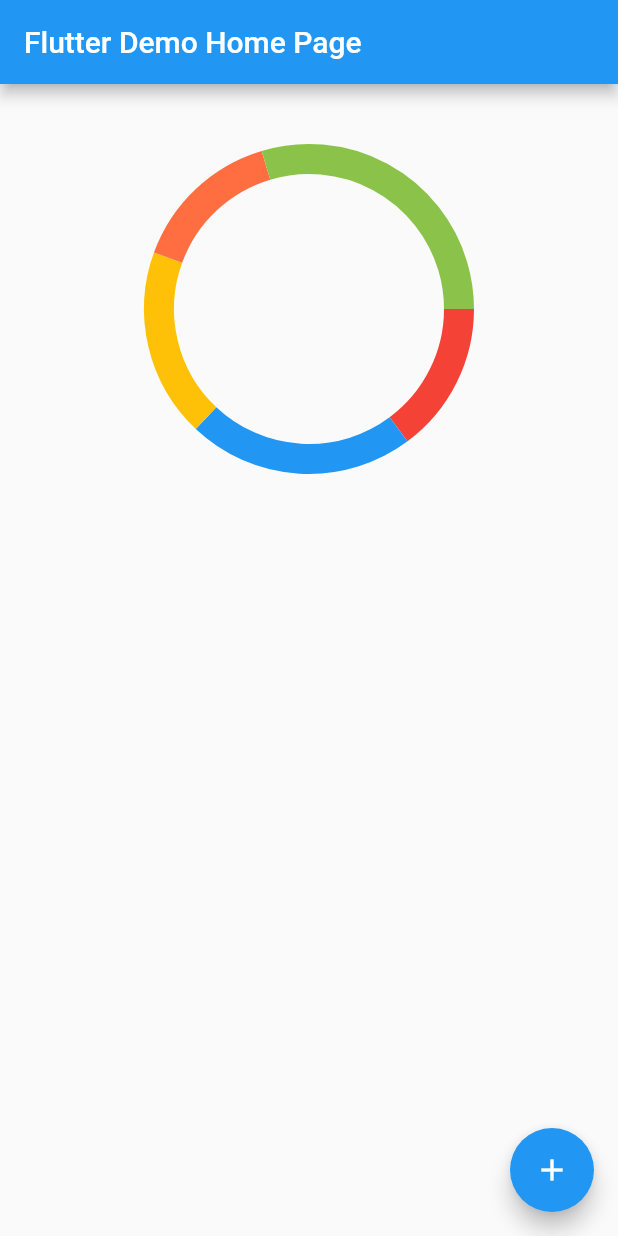
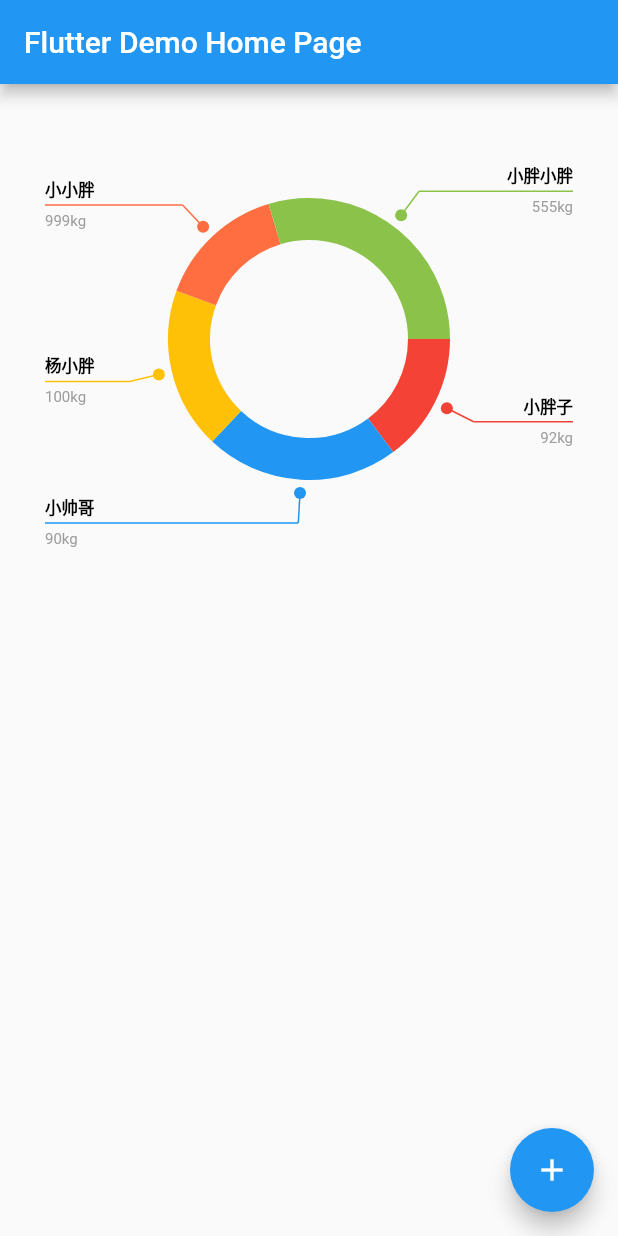
Before and after one commit to old-traveler/flutter_dsic, a Flutter app: the screen it shows after launch, after a tap on the "add" icon, on a phone screen of 412 x 824 dp. Run offline on Flutter 3.47's test engine with Material 2 defaults, Android fonts, the phone set to English and light mode, and no system bars.

Commit message:
support animation

```diff
--- a/example/lib/main.dart
+++ b/example/lib/main.dart
@@ -34,16 +34,38 @@ class _MyHomePageState extends State<MyHomePage> {
       appBar: AppBar(title: Text(widget.title)),
       body: Container(
           child: Disc(
-        items: [
-          DiscItem(value: 20, color: Colors.red),
-          DiscItem(value: 30, color: Colors.blue),
-          DiscItem(value: 25, color: Colors.amber),
-          DiscItem(value: 20, color: Colors.deepOrangeAccent),
-          DiscItem(value: 40, color: Colors.lightGreen),
-        ],
-        duration: Duration(milliseconds: 1000),
-        radius: 100,
-      )),
+            padding: EdgeInsets.symmetric(vertical: 50,horizontal: 20),
+            items: [
+              DiscItem(
+                  value: 20,
+                  color: Colors.red,
+                  topText: '小胖子',
+                  bottomText: '92kg'),
+              DiscItem(
+                  value: 30,
+                  color: Colors.blue,
+                  topText: '小帅哥',
+                  bottomText: '90kg'),
+              DiscItem(
+                  value: 25,
+                  color: Colors.amber,
+                  topText: '杨小胖',
+                  bottomText: '100kg'),
+              DiscItem(
+                  value: 20,
+                  color: Colors.deepOrangeAccent,
+                  topText: '小小胖',
+                  bottomText: '999kg'),
+              DiscItem(
+                  value: 40,
+                  color: Colors.lightGreen,
+                  topText: '小胖小胖',
+                  bottomText: '555kg'),
+            ],
+            duration: Duration(milliseconds: 2000),
+            radius: 80,
+            strokeWidth: 28,
+          )),
       floatingActionButton: FloatingActionButton(
         onPressed: () {},
         tooltip: 'Increment',
--- a/lib/dsic.dart
+++ b/lib/dsic.dart
@@ -70,43 +70,111 @@ class _DiscPaint extends CustomPainter {
   final double radius;
   final double value;
   final double strokeWidth;
+  TextStyle topTextStyle;
+  TextStyle bottomTextStyle;
   Paint mPaint;
+  TextPainter topTextPainter;
+  TextPainter bottomTextPainter;
 
   _DiscPaint({
     this.items,
     this.radius,
     this.value,
     this.strokeWidth,
+    this.topTextStyle,
+    this.bottomTextStyle,
   }) : assert(value >= 0.0 && value <= 1.0) {
     mPaint = Paint()
       ..strokeCap = StrokeCap.butt
       ..style = PaintingStyle.stroke
       ..isAntiAlias = true
       ..strokeWidth = strokeWidth;
+    topTextPainter =
+        TextPainter(textAlign: TextAlign.end, textDirection: TextDirection.rtl);
+    bottomTextPainter =
+        TextPainter(textAlign: TextAlign.end, textDirection: TextDirection.rtl);
+    double alpha = ((max((value - 0.85), 0) / 0.15) * 255);
+    Color topColor = Color.fromARGB(
+        alpha.toInt(), Colors.black.red, Colors.black.green, Colors.black.blue);
+    Color bottomColor = Color.fromARGB(
+        alpha.toInt(), Colors.grey.red, Colors.grey.green, Colors.grey.blue);
+    topTextStyle ??=
+        TextStyle(fontSize: 11, color: topColor, fontWeight: FontWeight.w600);
+    bottomTextStyle ??= TextStyle(fontSize: 10, color: bottomColor);
   }
 
   @override
   void paint(Canvas canvas, Size size) {
-    print('$value');
-    Rect rect =
-        Offset(size.width / 2 - radius, radius / 2) & Size.fromRadius(radius);
+    canvas.translate(size.width / 2, size.height / 2);
+    Rect rect = Offset(-radius, -radius) & Size.fromRadius(radius);
     double total = 0;
     items.forEach((item) => total += item.value);
-    double totalAngle = value * 2 * pi;
+    double totalAngle = (value * 4).clamp(0, 2) * pi;
     double temp = 0;
-    mPaint.color = Colors.white;
+    mPaint.color = Colors.transparent;
     canvas.drawArc(rect, 0, 2 * pi, false, mPaint);
     items.forEach((item) {
+      mPaint.style = PaintingStyle.stroke;
+      mPaint.strokeWidth = strokeWidth;
       mPaint.color = item.color;
       final start = (temp / total) * totalAngle;
       temp += item.value;
       final end = (temp / total) * totalAngle;
       canvas.drawArc(rect, start, end - start, false, mPaint);
+      mPaint.style = PaintingStyle.fill;
+      final radians = ((temp - item.value / 2) / total) * 2 * pi;
+      final startPoint = getPointByRadians(radians, radius * 9 / 7);
+      final endPoint = getPointByRadians(radians, radius * 9 / 7 + 20);
+      final itemRadius = radius / 20;
+      final itemRect = startPoint.translate(-itemRadius, -itemRadius) &
+          Size.fromRadius(itemRadius);
+      canvas.drawArc(itemRect, 0, (value * 4).clamp(0, 2) * pi, false, mPaint);
+      mPaint.strokeWidth = 1;
+      final lastPoint = getPointByMidPoint(size, endPoint);
+      if (value > 0.5) {
+        double scale = ((value - 0.5) / 0.2).clamp(0.0, 1.0);
+        final _endPoint = Offset(
+            startPoint.dx + (endPoint.dx - startPoint.dx) * scale,
+            startPoint.dy + (endPoint.dy - startPoint.dy) * scale);
+        canvas.drawLine(startPoint, _endPoint, mPaint);
+      }
+      if (value > 0.7) {
+        double scale = ((value - 0.7) / 0.3).clamp(0.0, 1.0);
+        final _lastPoint = Offset(
+            endPoint.dx + (lastPoint.dx - endPoint.dx) * scale,
+            endPoint.dy + (lastPoint.dy - endPoint.dy) * scale);
+        canvas.drawLine(endPoint, _lastPoint, mPaint);
+      }
+      topTextPainter.text = TextSpan(text: item.topText, style: topTextStyle);
+      bottomTextPainter.text =
+          TextSpan(text: item.bottomText, style: bottomTextStyle);
+      topTextPainter.layout();
+      topTextPainter.paint(
+          canvas,
+          lastPoint.translate(lastPoint.dx <= 0 ? 0 : -topTextPainter.width,
+              -(topTextStyle.fontSize + 8)));
+      bottomTextPainter.layout();
+      bottomTextPainter.paint(
+          canvas,
+          lastPoint.translate(
+              lastPoint.dx <= 0 ? 0 : -bottomTextPainter.width, 5));
     });
   }
 
+  Offset getPointByMidPoint(Size size, Offset offset) {
+    if (offset.dx >= 0) {
+      return Offset(size.width / 2 - 10, offset.dy);
+    } else {
+      return Offset(-size.width / 2 + 10, offset.dy);
+    }
+  }
+
+  Offset getPointByRadians(double radians, double length) {
+    return Offset(cos(radians) * length, sin(radians) * length);
+  }
+
   @override
-  bool shouldRepaint(CustomPainter oldDelegate) {
-    return true;
+  bool shouldRepaint(_DiscPaint oldDelegate) {
+    return oldDelegate.value != value;
   }
 }
```
